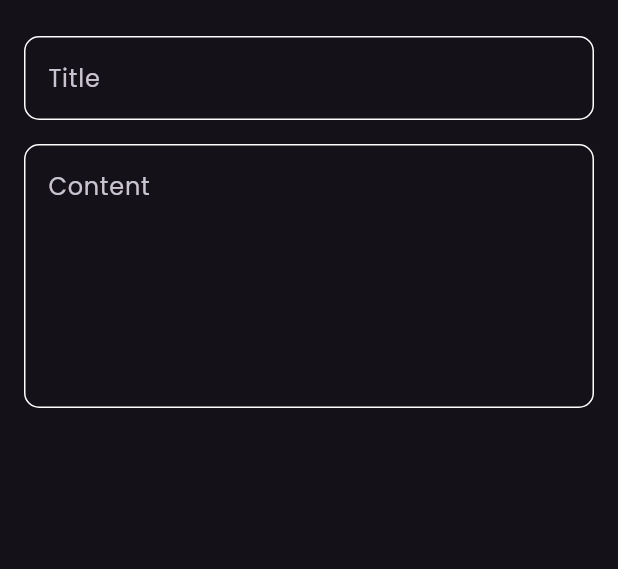
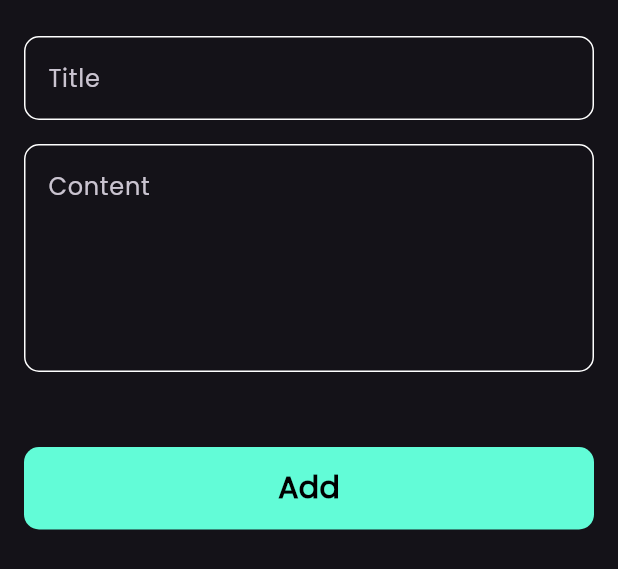
Before and after one commit to Eng-Mosad-99/notes, a Flutter app: the NoteBottomSheet widget shown alone on an empty page, opened directly, on a phone screen of 412 x 824 dp. Shown: the top 569 px of the screen. Run offline on Flutter 3.47's test engine with Material 3 defaults, Android fonts, the phone set to English and light mode, and no system bars; our stand-ins replace font_awesome_flutter.

Commit message:
finish note bottom sheet

```diff
--- /dev/null
+++ b/lib/widgets/custom_button.dart
@@ -0,0 +1,28 @@
+import 'package:flutter/material.dart';
+import 'package:notes/constant.dart';
+
+class CustomButton extends StatelessWidget {
+  const CustomButton({super.key});
+
+  @override
+  Widget build(BuildContext context) {
+    return Container(
+      decoration: BoxDecoration(
+        color: kPrimaryColor,
+        borderRadius: BorderRadius.circular(10),
+      ),
+      width: MediaQuery.of(context).size.width,
+      height: 55,
+      child: const Center(
+        child: Text(
+          'Add',
+          style: TextStyle(
+            color: Colors.black,
+            fontSize: 20,
+            fontWeight: FontWeight.bold,
+          ),
+        ),
+      ),
+    );
+  }
+}
--- a/lib/widgets/note_bottom_sheet.dart
+++ b/lib/widgets/note_bottom_sheet.dart
@@ -1,6 +1,5 @@
 import 'package:flutter/material.dart';
-import 'package:notes/constant.dart';
-
+import 'custom_button.dart';
 import 'custom_text_form_field.dart';
 
 class NoteBottomSheet extends StatelessWidget {
@@ -8,8 +7,9 @@ class NoteBottomSheet extends StatelessWidget {
 
   @override
   Widget build(BuildContext context) {
-    return Padding(
-      padding: const EdgeInsets.symmetric(horizontal: 16),
+    return const Padding(
+      padding: EdgeInsets.symmetric(horizontal: 16),
+      child: SingleChildScrollView(
         child: Column(
           children: [
             SizedBox(
@@ -23,9 +23,17 @@ class NoteBottomSheet extends StatelessWidget {
             ),
             CustomTextFormField(
               hntText: 'Content',
-            maxLines: 6,
+              maxLines: 5,
+            ),
+            SizedBox(
+              height: 50,
+            ),
+            CustomButton(),
+            SizedBox(
+              height: 16,
             ),
           ],
+        ),
       ),
     );
   }
```
Lines whose indentation alone changed are shown as unchanged.
